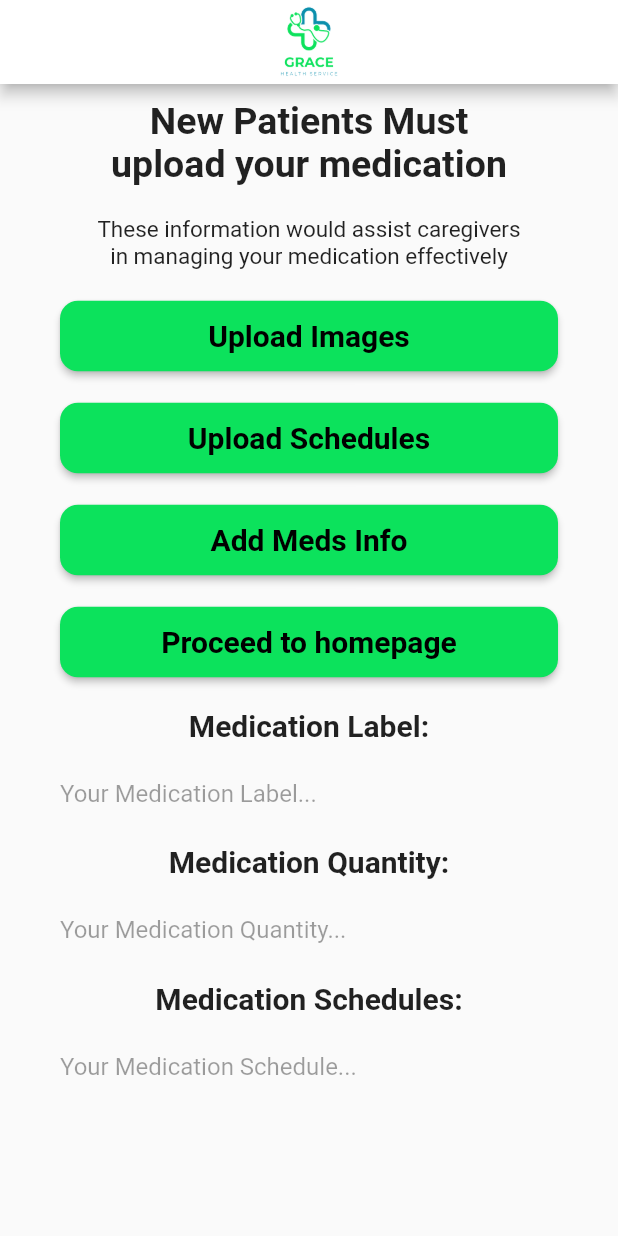
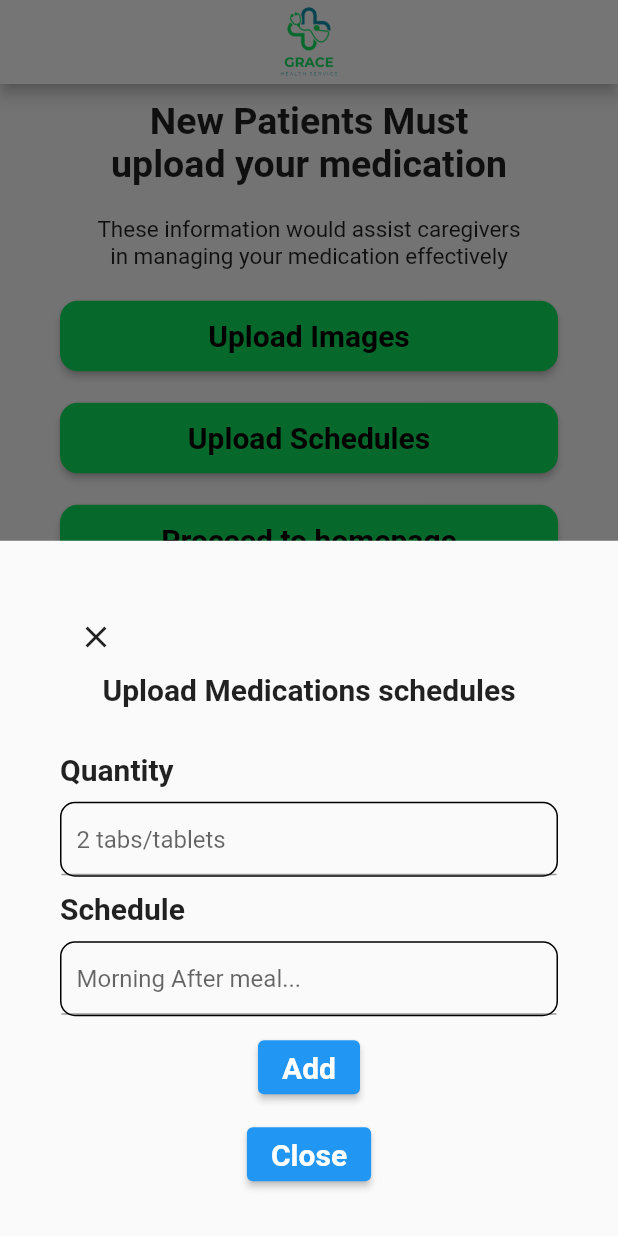
Before and after one commit to sghtestAcc/my_projectV2, a Flutter app: the PatientUploadScreen screen opened directly, after a tap on "Upload Schedules", on a phone screen of 412 x 824 dp. Run offline on Flutter 3.47's test engine with Material 2 defaults, Android fonts, the light colour scheme and no system bars; our stand-ins replace cloud_firestore, country_picker, firebase_auth, firebase_core, get, image_picker; missing offline and left inert: google_mlkit_text_recognition, google_mlkit_translation; accounts and stored records are empty.

Commit message:
added meds schedules textfields of modal for uploading of medicaitons info

```diff
--- a/lib/add_questions_modal.dart
+++ b/lib/add_questions_modal.dart
@@ -1,7 +1,7 @@
 
 
 import 'package:flutter/material.dart';
-import 'package:my_project/navigation.tab.dart';
+
 
 void addQuestionsModal(BuildContext context) {
     showModalBottomSheet(
--- a/lib/models/authentication_repository.dart
+++ b/lib/models/authentication_repository.dart
@@ -128,5 +128,7 @@ Future<void> logout() async {
   }
 }
 
+
+
   // createUserWithEmailAndPassword(String email, String password) {}
 }
--- a/lib/patient_home.dart
+++ b/lib/patient_home.dart
@@ -4,6 +4,7 @@ import 'package:get/get.dart';
 import 'package:my_project/models/login_controller.dart';
 import 'package:my_project/navigation_drawer.dart';
 import 'package:my_project/patients_Vocalization.dart';
+import 'package:my_project/models/authentication_repository.dart';
 
 void main() => runApp(MaterialApp(
       title: "App",
@@ -23,7 +24,7 @@ const PatientHomeScreen({Key? key, required this.loginType}): super(key: key);
 }
 
 class _PatientHomeScreenState extends State<PatientHomeScreen> {
-  final controller = Get.put(LoginController());
+
 
    TextEditingController searchController = TextEditingController();
   @override
@@ -51,6 +52,7 @@ padding: EdgeInsets.all(10.0),
       Container(
         child: Column(
           children: [
+             widget.loginType == loginType3.patientsHomeScreen ?
               Container(
                   child: Stack(
                      alignment: Alignment.center,
@@ -62,7 +64,6 @@ padding: EdgeInsets.all(10.0),
                 width: 100,
                 fit: BoxFit.cover,
               ),
-              widget.loginType == loginType3.patientsHomeScreen ?
                const Positioned.fill(child: Align(
                 alignment: Alignment.bottomLeft,
                child: Padding(
@@ -77,7 +78,22 @@ padding: EdgeInsets.all(10.0),
                ],
                )
                ),
-               ),) : const Positioned.fill(child: Align(
+               ),)
+
+                      ]
+                      )
+              ) : Container(
+                  child: Stack(
+                     alignment: Alignment.center,
+                      children: [
+                        Image.asset('assets/images/new-sgh-design.png', ),
+                            Image.asset(
+                'assets/images/Grace-bg-new-edited.png',
+                height: 100,
+                width: 100,
+                fit: BoxFit.cover,
+              ),
+               const Positioned.fill(child: Align(
                 alignment: Alignment.bottomLeft,
                child: Padding(
                padding:EdgeInsets.all(20.0),
@@ -85,22 +101,18 @@ padding: EdgeInsets.all(10.0),
                 mainAxisAlignment: MainAxisAlignment.end ,
                crossAxisAlignment: CrossAxisAlignment.start,
                children: [
-                Text('Hi Welcome Caregivers', style: TextStyle(color: Colors.white, fontSize: 20, fontWeight: FontWeight.bold),),
+                Text("Hi Welcome Patient"),
+                // Text('Hi Welcome' + patientUser.Name!;, style: TextStyle(color: Colors.white, fontSize: 20, fontWeight: FontWeight.bold),),
                 Text('How can I help you today?', style: TextStyle(color: Colors.white, fontSize: 15, fontWeight: FontWeight.bold),),
-                // Align(
-                //   alignment: Alignment.bottomLeft,
-                //   child: Transform.translate(
-                //     offset: const Offset(0.0, 15.0),
-                //     child: Container(
-                //       child: TextField(
-                //               decoration: InputDecoration(
-                //             hintText: 'Quick search a patient here',
-                //             prefixIcon: Icon(Icons.search),
-                //               ),
-                //              ),
-                //     ),
-                //   ),
-                // )
+                Align(
+                  alignment: Alignment.bottomLeft,
+                   child: TextField(
+                              decoration: InputDecoration(
+                            hintText: 'Quick search a patient here',
+                            prefixIcon: Icon(Icons.search),
+                              ),
+                             ),
+                )
                ],
                )
                ),
@@ -180,7 +192,6 @@ padding: EdgeInsets.all(10.0),
                  itemBuilder: (context, index) {
                   return buildCard(index);
                  },
-
                ),
              )
 
--- a/lib/patients_Vocalization.dart
+++ b/lib/patients_Vocalization.dart
@@ -69,7 +69,7 @@ Widget buildCard(int index) => Container(
     ),
   ),
   child: Column(
-    crossAxisAlignment: CrossAxisAlignment.center,
+    // crossAxisAlignment: CrossAxisAlignment.center,
     children: [
       Text('Medication'),
       Text('$index'),
@@ -198,6 +198,7 @@ Container(
 ),
 SizedBox(height: 10,),
 Container(
+  padding: EdgeInsets.fromLTRB(10, 0, 10, 0),
   height: 130,
   child:   ListView.separated(
     scrollDirection: Axis.horizontal,
@@ -206,10 +207,6 @@ Container(
     itemBuilder: (context, index) => buildCard(index) ,
   ),
 ),
-
-
-
-
               ],)
           ]),
       ),
--- a/lib/patients_upload.dart
+++ b/lib/patients_upload.dart
@@ -1,6 +1,7 @@
 import 'package:flutter/material.dart';
 import 'package:my_project/camera_home_patient.dart';
 import 'package:my_project/navigation_drawer.dart';
+import 'package:my_project/upload%20Meds_schedule.dart';
 
 void main() => runApp(MaterialApp(
       title: "App",
@@ -81,6 +82,7 @@ class _PatientUploadScreenState extends State<PatientUploadScreen> {
   width: double.infinity, // Set the width to expand to the available space
   child: ElevatedButton(
     onPressed: () {
+      addMedsScheduleModal(context);
       // Add your onPressed logic here
       //  Navigator.push(context, MaterialPageRoute(builder: (context)=> CameraHomeScreenPatient()));
     },
@@ -100,29 +102,7 @@ class _PatientUploadScreenState extends State<PatientUploadScreen> {
   ),
 ),
  SizedBox(height: 20,),
-  Container(
-  width: double.infinity, // Set the width to expand to the available space
-  child: ElevatedButton(
-    onPressed: () {
-      // Navigator.push(context, MaterialPageRoute(builder: (context)=> CameraHomeScreenPatient()));
 
-    },
-    style: ElevatedButton.styleFrom(
-      primary: Color(0xFF0CE25C),
-      shape: RoundedRectangleBorder(
-        borderRadius: BorderRadius.circular(12),
-      ),
-    ),
-    child: Container(
-      padding: EdgeInsets.symmetric(vertical: 12), // Adjust the padding as needed
-      child: Text(
-        'Add Meds Info',
-        style: TextStyle(fontSize: 20, fontWeight: FontWeight.bold,  color: Colors.black,),
-      ),
-    ),
-  ),
-),
- SizedBox(height: 20,),
   Container(
   width: double.infinity, // Set the width to expand to the available space
   child: ElevatedButton(
@@ -191,11 +171,28 @@ SizedBox(height: 20,),
                   ),
               ),
 
+                Container(
+  width: double.infinity, // Set the width to expand to the available space
+  child: ElevatedButton(
+    onPressed: () {
+      // Navigator.push(context, MaterialPageRoute(builder: (context)=> CameraHomeScreenPatient()));
 
-
-
-
-
+    },
+    style: ElevatedButton.styleFrom(
+      primary: Color(0xFF0CE25C),
+      shape: RoundedRectangleBorder(
+        borderRadius: BorderRadius.circular(12),
+      ),
+    ),
+    child: Container(
+      padding: EdgeInsets.symmetric(vertical: 12), // Adjust the padding as needed
+      child: Text(
+        'Add Medications',
+        style: TextStyle(fontSize: 20, fontWeight: FontWeight.bold,  color: Colors.black,),
+      ),
+    ),
+  ),
+),
 
             ]),
           )
--- /dev/null
+++ b/lib/upload Meds_schedule.dart
@@ -0,0 +1,92 @@
+
+
+import 'package:flutter/material.dart';
+
+void addMedsScheduleModal(BuildContext context) {
+    showModalBottomSheet(
+      context: context,
+      builder: (context) {
+        return Container(
+          padding: const EdgeInsets.fromLTRB(40, 40, 40, 0),
+          child: Column(
+            crossAxisAlignment: CrossAxisAlignment.center,
+            children: [
+           Row(
+  children: [
+    IconButton(
+      onPressed: () {
+        // Handle the close button action here
+        Navigator.of(context).pop();
+      },
+      icon: Icon(Icons.close),
+    ),
+  ],
+),
+
+    Text(
+        'Upload Medications schedules',
+        textAlign: TextAlign.center,
+        style: TextStyle(fontSize: 20, fontWeight: FontWeight.bold),
+      ),
+              SizedBox(height: 30,),
+
+ Align(
+      alignment: Alignment.centerLeft,
+      child: Text(
+        'Quantity',
+        style: TextStyle(fontSize: 20, fontWeight: FontWeight.bold),
+      ),
+    ),
+ SizedBox(height: 10,),
+              Container(
+  decoration: BoxDecoration( // Background color
+    borderRadius: BorderRadius.circular(10.0), // Rounded border
+    border: Border.all(
+      color: Colors.black,
+      width: 1.0,
+    ),
+  ),
+  child: TextFormField(
+    decoration: InputDecoration(
+      hintText: '2 tabs/tablets',
+      contentPadding: EdgeInsets.all(10.0),
+    ),
+  ),
+),
+ SizedBox(height: 10,),
+ Align(
+      alignment: Alignment.centerLeft,
+      child: Text(
+        'Schedule',
+        style: TextStyle(fontSize: 20, fontWeight: FontWeight.bold),
+      ),
+    ),
+ SizedBox(height: 10,),
+              Container(
+  decoration: BoxDecoration( // Background color
+    borderRadius: BorderRadius.circular(10.0), // Rounded border
+    border: Border.all(
+      color: Colors.black,
+      width: 1.0,
+    ),
+  ),
+  child: TextFormField(
+    decoration: InputDecoration(
+      hintText: 'Morning After meal...',
+      contentPadding: EdgeInsets.all(10.0),
+    ),
+  ),
+),
+              SizedBox(height: 10,),
+              ElevatedButton(
+                onPressed:
+              () {}, child: Text('Add', style: TextStyle(fontSize: 20, fontWeight: FontWeight.bold),)),
+
+               SizedBox(height: 10,),
+              ElevatedButton(onPressed:
+              () {}, child: Text('Close', style: TextStyle(fontSize: 20, fontWeight: FontWeight.bold),)),
+          ]),
+        );
+      });
+
+}
```
